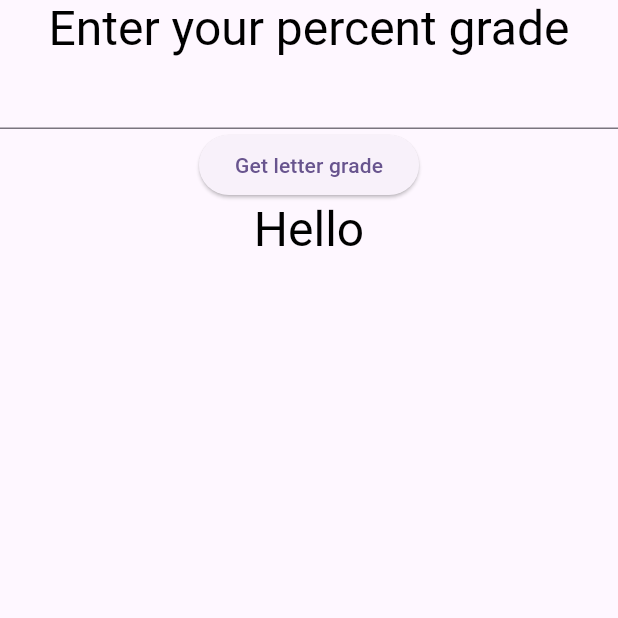
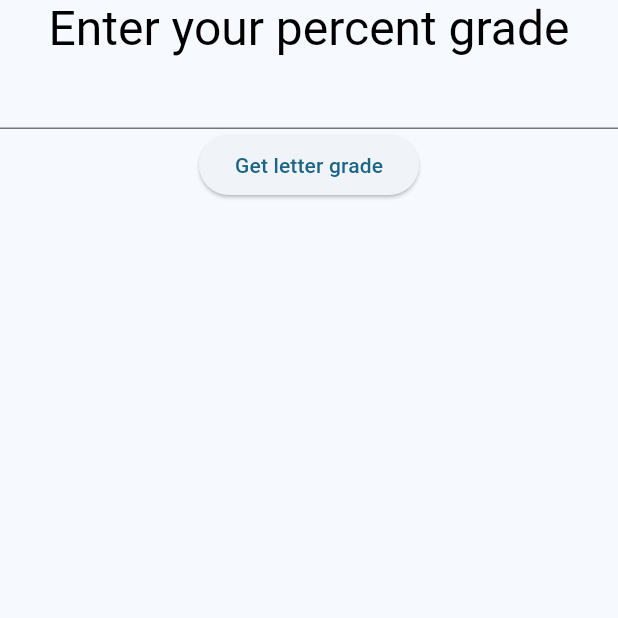
Before and after one commit to alx4n/grade_tool, a Flutter app: the screen it shows after launch, on a phone screen of 412 x 824 dp, the top half of it. Run offline on Flutter 3.47's test engine with Material 3 defaults, Android fonts, the phone set to English and light mode, and no system bars.

Commit message:
Remove placeholder text and change app color

```diff
--- a/lib/main.dart
+++ b/lib/main.dart
@@ -14,10 +14,10 @@ class MyApp extends StatelessWidget {
     return MaterialApp(
       title: 'Grade Tool',
       theme: ThemeData(
-        colorScheme: ColorScheme.fromSeed(seedColor: Colors.deepPurple),
+        colorScheme: ColorScheme.fromSeed(seedColor: Colors.lightBlueAccent),
         useMaterial3: true,
       ),
-      home: Scaffold(body: GradeToolWidget()),
+      home: const Scaffold(body: GradeToolWidget()),
     );
   }
 }
@@ -31,7 +31,7 @@ class GradeToolWidget extends StatefulWidget {
 
 class _GradeToolWidgetState extends State<GradeToolWidget> {
   final TextEditingController _controller = TextEditingController();
-  String _letterGrade = 'Hello';
+  String _letterGrade = '';
 
   @override
   Widget build(BuildContext context) {
```
